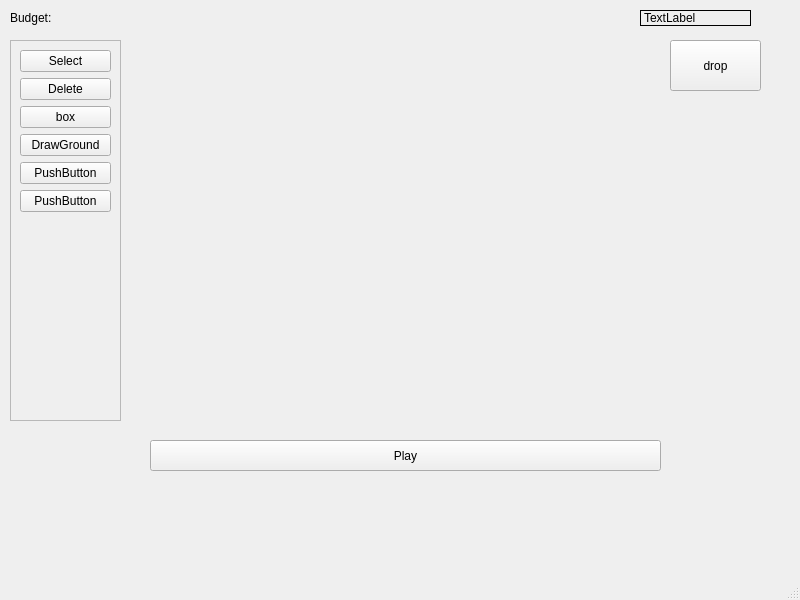
LTY0YZL/Bridge-Simulator, file MainWindow.ui: the form before one commit.
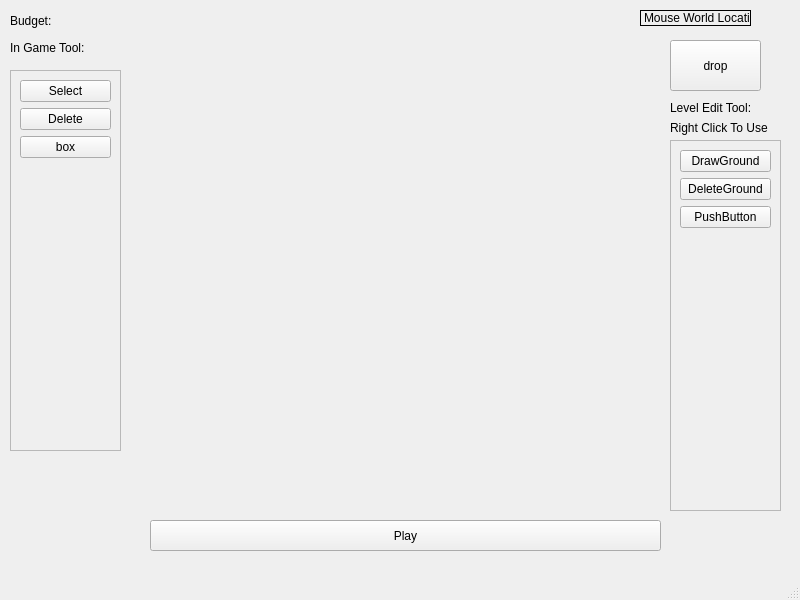
The form after the commit.

Commit message:
Baisc Level editing tool done
Baisc Level editing tool done

Patch:
```diff
--- a/MainWindow.ui
+++ b/MainWindow.ui
@@ -33,7 +33,7 @@
       <x>150</x>
       <y>40</y>
       <width>511</width>
-      <height>391</height>
+      <height>471</height>
      </rect>
     </property>
     <layout class="QVBoxLayout" name="verticalLayout"/>
@@ -51,16 +51,16 @@
      <enum>QFrame::Shape::Box</enum>
     </property>
     <property name="text">
-     <string>TextLabel</string>
+     <string>Mouse World Location</string>
     </property>
    </widget>
    <widget class="QScrollArea" name="scrollArea">
     <property name="geometry">
      <rect>
-      <x>10</x>
-      <y>40</y>
+      <x>670</x>
+      <y>140</y>
       <width>111</width>
-      <height>381</height>
+      <height>371</height>
      </rect>
     </property>
     <property name="widgetResizable">
@@ -72,33 +72,12 @@
        <x>0</x>
        <y>0</y>
        <width>109</width>
-       <height>379</height>
+       <height>369</height>
       </rect>
      </property>
      <layout class="QGridLayout" name="gridLayout">
       <item row="0" column="0">
        <layout class="QVBoxLayout" name="toolArea">
-        <item>
-         <widget class="QPushButton" name="selectTool">
-          <property name="text">
-           <string>Select</string>
-          </property>
-         </widget>
-        </item>
-        <item>
-         <widget class="QPushButton" name="deleteToolButton">
-          <property name="text">
-           <string>Delete</string>
-          </property>
-         </widget>
-        </item>
-        <item>
-         <widget class="QPushButton" name="boxToolButton">
-          <property name="text">
-           <string>box</string>
-          </property>
-         </widget>
-        </item>
         <item>
          <widget class="QPushButton" name="drawGroundButton">
           <property name="text">
@@ -109,7 +88,7 @@
         <item>
          <widget class="QPushButton" name="pushButton_6">
           <property name="text">
-           <string>PushButton</string>
+           <string>DeleteGround</string>
           </property>
          </widget>
         </item>
@@ -143,8 +122,8 @@
      <rect>
       <x>10</x>
       <y>10</y>
-      <width>53</width>
-      <height>15</height>
+      <width>111</width>
+      <height>21</height>
      </rect>
     </property>
     <property name="text">
@@ -155,7 +134,7 @@
     <property name="geometry">
      <rect>
       <x>150</x>
-      <y>440</y>
+      <y>520</y>
       <width>511</width>
       <height>31</height>
      </rect>
@@ -164,6 +143,108 @@
      <string>Play</string>
     </property>
    </widget>
+   <widget class="QScrollArea" name="scrollArea_2">
+    <property name="geometry">
+     <rect>
+      <x>10</x>
+      <y>70</y>
+      <width>111</width>
+      <height>381</height>
+     </rect>
+    </property>
+    <property name="widgetResizable">
+     <bool>true</bool>
+    </property>
+    <widget class="QWidget" name="scrollAreaWidgetContents_2">
+     <property name="geometry">
+      <rect>
+       <x>0</x>
+       <y>0</y>
+       <width>109</width>
+       <height>379</height>
+      </rect>
+     </property>
+     <layout class="QGridLayout" name="gridLayout_2">
+      <item row="0" column="0">
+       <layout class="QVBoxLayout" name="toolArea_2">
+        <item>
+         <widget class="QPushButton" name="selectTool">
+          <property name="text">
+           <string>Select</string>
+          </property>
+         </widget>
+        </item>
+        <item>
+         <widget class="QPushButton" name="deleteToolButton">
+          <property name="text">
+           <string>Delete</string>
+          </property>
+         </widget>
+        </item>
+        <item>
+         <widget class="QPushButton" name="boxToolButton">
+          <property name="text">
+           <string>box</string>
+          </property>
+         </widget>
+        </item>
+        <item>
+         <spacer name="verticalSpacer_2">
+          <property name="orientation">
+           <enum>Qt::Orientation::Vertical</enum>
+          </property>
+          <property name="sizeHint" stdset="0">
+           <size>
+            <width>20</width>
+            <height>40</height>
+           </size>
+          </property>
+         </spacer>
+        </item>
+       </layout>
+      </item>
+     </layout>
+    </widget>
+   </widget>
+   <widget class="QLabel" name="label">
+    <property name="geometry">
+     <rect>
+      <x>670</x>
+      <y>100</y>
+      <width>111</width>
+      <height>16</height>
+     </rect>
+    </property>
+    <property name="text">
+     <string>Level Edit Tool:</string>
+    </property>
+   </widget>
+   <widget class="QLabel" name="label_2">
+    <property name="geometry">
+     <rect>
+      <x>10</x>
+      <y>40</y>
+      <width>111</width>
+      <height>16</height>
+     </rect>
+    </property>
+    <property name="text">
+     <string>In Game Tool:</string>
+    </property>
+   </widget>
+   <widget class="QLabel" name="label_3">
+    <property name="geometry">
+     <rect>
+      <x>670</x>
+      <y>120</y>
+      <width>111</width>
+      <height>16</height>
+     </rect>
+    </property>
+    <property name="text">
+     <string>Right Click To Use</string>
+    </property>
+   </widget>
   </widget>
   <widget class="QMenuBar" name="menubar">
    <property name="geometry">
```
Left out of the diff: 2 changed lines with no effect on the pictures. The commit also changes 6 other files.
